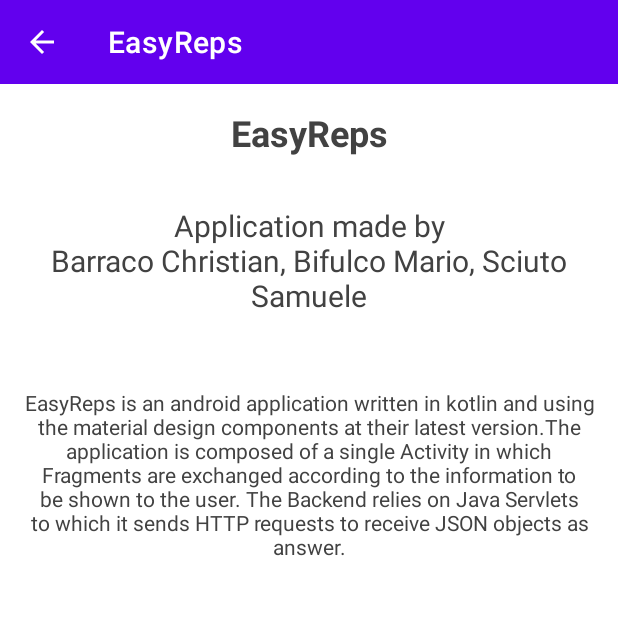
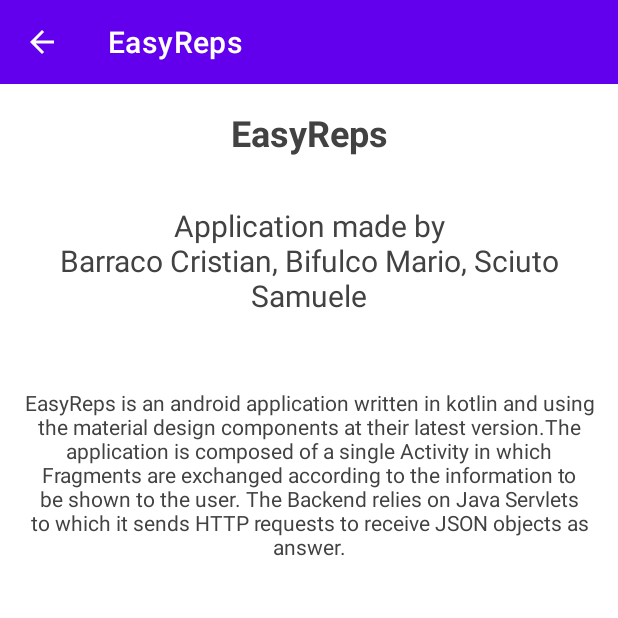
Before and after one commit to TheFlonet/Progetto-IUM-TWEB-Android, an Android app: the About screen opened through its navigation route, on a phone screen of 412 x 824 dp, the top half of it. Run offline under Robolectric (Android 15) with nearby library versions, the phone set to English and light mode, and no system bars.

Commit message:
Update strings.xml

```diff
--- a/app/src/main/res/values/strings.xml
+++ b/app/src/main/res/values/strings.xml
@@ -22,7 +22,7 @@
 
     <!--INFO-->
     <string name="about_app">EasyReps is an android application written in kotlin and using the material design components at their latest version.The application is composed of a single Activity in which Fragments are exchanged according to the information to be shown to the user. The Backend relies on Java Servlets to which it sends HTTP requests to receive JSON objects as answer.</string>
-    <string name="made_by">Application made by\nBarraco Christian, Bifulco Mario, Sciuto Samuele</string>
+    <string name="made_by">Application made by\nBarraco Cristian, Bifulco Mario, Sciuto Samuele</string>
 
     <!--MENU-->
     <string name="login">Login</string>
```
